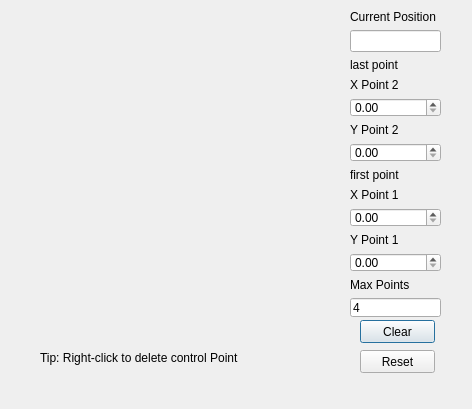
Above: curve.ui from jasonjin34/hiwi-imageprocessing before the change. Below: the same form after it.
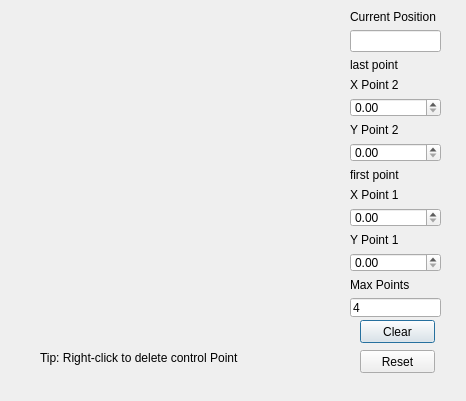
That is the form after the change. Custom widgets are drawn as their Qt base class.

Patch:
```diff
--- a/curve.ui
+++ b/curve.ui
@@ -6,8 +6,8 @@
    <rect>
     <x>0</x>
     <y>0</y>
-    <width>472</width>
-    <height>409</height>
+    <width>466</width>
+    <height>401</height>
    </rect>
   </property>
   <property name="windowTitle">
```
